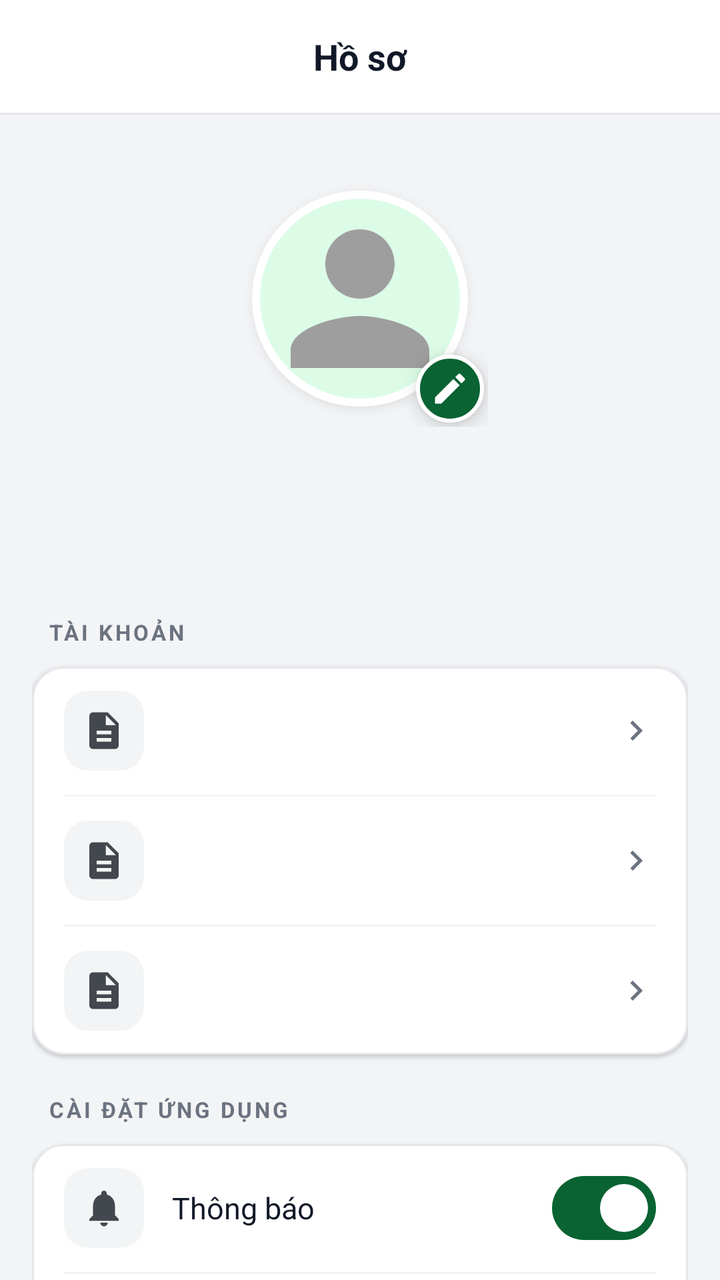
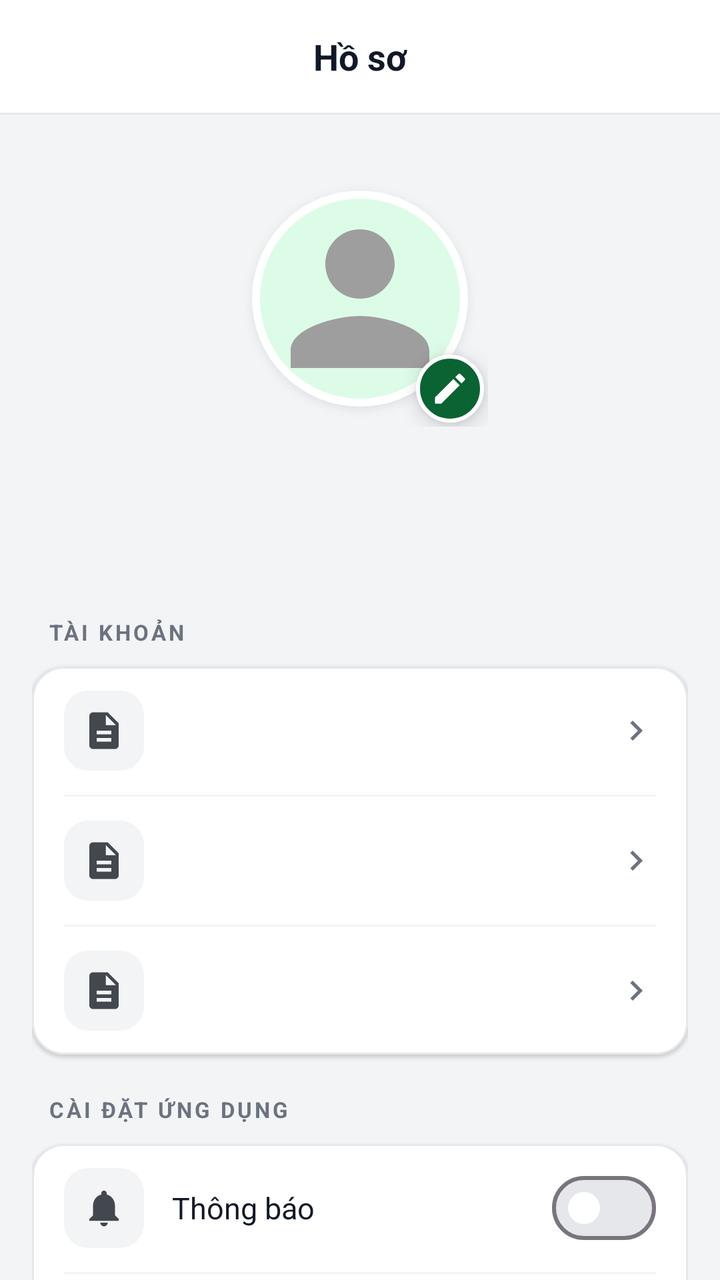

Screens rendered from an Android XML layout before and after an edit, with the pre-edit source and the edit as a unified diff.
<!-- AndroidManifest.xml: application theme Theme.MoneySnap -->
<!-- res/layout/fragment_profile.xml -->
<?xml version="1.0" encoding="utf-8"?>
<LinearLayout xmlns:android="http://schemas.android.com/apk/res/android"
    xmlns:app="http://schemas.android.com/apk/res-auto"
    android:layout_width="match_parent"
    android:layout_height="match_parent"
    android:background="@color/light_gray_bg"
    android:orientation="vertical">

    
    <TextView
        android:layout_width="match_parent"
        android:layout_height="wrap_content"
        android:background="@color/card_bg"
        android:gravity="center"
        android:paddingVertical="16dp"
        android:text="@string/profile_title"
        android:textColor="@color/text_dark"
        android:textSize="18sp"
        android:textStyle="bold" />

    <View
        android:layout_width="match_parent"
        android:layout_height="1dp"
        android:background="@color/border_gray" />

    <ScrollView
        android:layout_width="match_parent"
        android:layout_height="0dp"
        android:layout_weight="1"
        android:clipToPadding="false"
        android:fillViewport="true"
        android:paddingBottom="100dp"
        android:scrollbars="none">

        <LinearLayout
            android:layout_width="match_parent"
            android:layout_height="wrap_content"
            android:orientation="vertical"
            android:paddingHorizontal="16dp">

            
            <LinearLayout
                android:layout_width="match_parent"
                android:layout_height="wrap_content"
                android:gravity="center_horizontal"
                android:orientation="vertical"
                android:paddingTop="28dp"
                android:paddingBottom="8dp">

                <FrameLayout
                    android:layout_width="128dp"
                    android:layout_height="128dp">

                    <com.google.android.material.imageview.ShapeableImageView
                        android:id="@+id/profileAvatarLarge"
                        android:layout_width="128dp"
                        android:layout_height="128dp"
                        android:background="@color/soft_green"
                        android:elevation="4dp"
                        android:padding="12dp"
                        android:scaleType="centerCrop"
                        android:src="@drawable/user_profile_placeholder"
                        app:shapeAppearanceOverlay="@style/ShapeAppearance.App.Circle"
                        app:strokeColor="@color/white"
                        app:strokeWidth="4dp" />

                    <ImageView
                        android:id="@+id/btnEditAvatar"
                        android:layout_width="34dp"
                        android:layout_height="34dp"
                        android:layout_gravity="bottom|end"
                        android:layout_marginEnd="2dp"
                        android:layout_marginBottom="2dp"
                        android:background="@drawable/bg_edit_badge"
                        android:contentDescription="@string/cd_edit_profile_photo"
                        android:elevation="6dp"
                        android:padding="7dp"
                        android:src="@drawable/ic_detail_edit"
                        app:tint="@color/white" />
                </FrameLayout>

                <TextView
                    android:id="@+id/profileUserName"
                    android:layout_width="wrap_content"
                    android:layout_height="wrap_content"
                    android:layout_marginTop="14dp"
                    android:textColor="@color/text_dark"
                    android:textSize="24sp"
                    android:textStyle="bold" />

                <TextView
                    android:id="@+id/profileUserEmail"
                    android:layout_width="wrap_content"
                    android:layout_height="wrap_content"
                    android:layout_marginTop="2dp"
                    android:textColor="@color/text_muted"
                    android:textSize="14sp" />
            </LinearLayout>

            
            <TextView
                style="@style/App.Profile.SectionHeader"
                android:text="@string/profile_account_settings" />

            <com.google.android.material.card.MaterialCardView
                style="@style/App.Profile.SectionCard"
                android:layout_width="match_parent"
                android:layout_height="wrap_content">

                <LinearLayout
                    android:layout_width="match_parent"
                    android:layout_height="wrap_content"
                    android:orientation="vertical">

                    <include
                        android:id="@+id/rowPersonalInfo"
                        layout="@layout/item_profile_row" />

                    <View style="@style/App.Profile.Divider" />

                    <include
                        android:id="@+id/rowPaymentMethods"
                        layout="@layout/item_profile_row" />

                    <View style="@style/App.Profile.Divider" />

                    <include
                        android:id="@+id/rowSecurity"
                        layout="@layout/item_profile_row" />
                </LinearLayout>
            </com.google.android.material.card.MaterialCardView>

            
            <TextView
                style="@style/App.Profile.SectionHeader"
                android:text="@string/profile_app_settings" />

            <com.google.android.material.card.MaterialCardView
                style="@style/App.Profile.SectionCard"
                android:layout_width="match_parent"
                android:layout_height="wrap_content">

                <LinearLayout
                    android:layout_width="match_parent"
                    android:layout_height="wrap_content"
                    android:orientation="vertical">

                    
                    <LinearLayout
                        android:layout_width="match_parent"
                        android:layout_height="64dp"
                        android:gravity="center_vertical"
                        android:orientation="horizontal"
                        android:paddingHorizontal="16dp">

                        <FrameLayout
                            android:layout_width="40dp"
                            android:layout_height="40dp"
                            android:background="@drawable/bg_icon_square">

                            <ImageView
                                android:layout_width="22dp"
                                android:layout_height="22dp"
                                android:layout_gravity="center"
                                android:src="@drawable/ic_profile_notification"
                                app:tint="@color/icon_neutral" />
                        </FrameLayout>

                        <TextView
                            android:layout_width="0dp"
                            android:layout_height="wrap_content"
                            android:layout_marginStart="14dp"
                            android:layout_weight="1"
                            android:text="@string/profile_notifications"
                            android:textColor="@color/text_dark"
                            android:textSize="15sp" />

                        <com.google.android.material.materialswitch.MaterialSwitch
                            android:id="@+id/switchNotifications"
                            android:layout_width="wrap_content"
                            android:layout_height="wrap_content"
                            android:checked="true"
                            app:thumbTint="@color/white"
                            app:trackTint="@color/switch_track_tint" />
                    </LinearLayout>

                    <View style="@style/App.Profile.Divider" />

                    <include
                        android:id="@+id/rowCurrency"
                        layout="@layout/item_profile_row" />

                    <View style="@style/App.Profile.Divider" />

                    <include
                        android:id="@+id/rowMonthlyBudget"
                        layout="@layout/item_profile_row" />

                    <View style="@style/App.Profile.Divider" />

                    
                    <LinearLayout
                        android:layout_width="match_parent"
                        android:layout_height="64dp"
                        android:gravity="center_vertical"
                        android:orientation="horizontal"
                        android:paddingHorizontal="16dp">

                        <FrameLayout
                            android:layout_width="40dp"
                            android:layout_height="40dp"
                            android:background="@drawable/bg_icon_square">

                            <ImageView
                                android:layout_width="22dp"
                                android:layout_height="22dp"
                                android:layout_gravity="center"
                                android:src="@drawable/ic_profile_darkmode"
                                app:tint="@color/icon_neutral" />
                        </FrameLayout>

                        <TextView
                            android:layout_width="0dp"
                            android:layout_height="wrap_content"
                            android:layout_marginStart="14dp"
                            android:layout_weight="1"
                            android:text="@string/profile_dark_mode"
                            android:textColor="@color/text_dark"
                            android:textSize="15sp" />

                        <com.google.android.material.materialswitch.MaterialSwitch
                            android:id="@+id/switchDarkMode"
                            android:layout_width="wrap_content"
                            android:layout_height="wrap_content"
                            android:checked="false"
                            app:thumbTint="@color/white"
                            app:trackTint="@color/switch_track_tint" />
                    </LinearLayout>

                    <View style="@style/App.Profile.Divider" />

                    <include
                        android:id="@+id/rowLanguage"
                        layout="@layout/item_profile_row" />
                </LinearLayout>
            </com.google.android.material.card.MaterialCardView>

            
            <TextView
                style="@style/App.Profile.SectionHeader"
                android:text="@string/profile_support_legal" />

            <com.google.android.material.card.MaterialCardView
                style="@style/App.Profile.SectionCard"
                android:layout_width="match_parent"
                android:layout_height="wrap_content">

                <LinearLayout
                    android:layout_width="match_parent"
                    android:layout_height="wrap_content"
                    android:orientation="vertical">

                    <include
                        android:id="@+id/rowHelpCenter"
                        layout="@layout/item_profile_row" />

                    <View style="@style/App.Profile.Divider" />

                    <include
                        android:id="@+id/rowPrivacyPolicy"
                        layout="@layout/item_profile_row" />

                    <View style="@style/App.Profile.Divider" />

                    <include
                        android:id="@+id/rowAbout"
                        layout="@layout/item_profile_row" />
                </LinearLayout>
            </com.google.android.material.card.MaterialCardView>

            
            <com.google.android.material.button.MaterialButton
                android:id="@+id/btnLogout"
                style="@style/Widget.Material3.Button.OutlinedButton"
                android:layout_width="match_parent"
                android:layout_height="56dp"
                android:layout_marginTop="24dp"
                android:text="@string/profile_logout"
                android:textColor="@color/danger_red"
                android:textStyle="bold"
                app:cornerRadius="16dp"
                app:icon="@drawable/ic_profile_logout"
                app:iconGravity="textStart"
                app:iconSize="20dp"
                app:iconTint="@color/danger_red"
                app:rippleColor="#1FDC2626"
                app:strokeColor="@color/danger_red"
                app:strokeWidth="2dp" />

            
            <TextView
                android:layout_width="match_parent"
                android:layout_height="wrap_content"
                android:layout_marginTop="12dp"
                android:layout_marginBottom="8dp"
                android:gravity="center"
                android:text="@string/profile_app_version"
                android:textColor="@color/text_muted"
                android:textSize="12sp" />

        </LinearLayout>
    </ScrollView>
</LinearLayout>
<!-- res/layout/item_profile_row.xml (included above) -->
<?xml version="1.0" encoding="utf-8"?>
<LinearLayout xmlns:android="http://schemas.android.com/apk/res/android"
    xmlns:app="http://schemas.android.com/apk/res-auto"
    android:layout_width="match_parent"
    android:layout_height="64dp"
    android:background="?attr/selectableItemBackground"
    android:gravity="center_vertical"
    android:orientation="horizontal"
    android:paddingHorizontal="16dp">

    <FrameLayout
        android:layout_width="40dp"
        android:layout_height="40dp"
        android:background="@drawable/bg_icon_square">

        <ImageView
            android:id="@+id/rowIcon"
            android:layout_width="22dp"
            android:layout_height="22dp"
            android:layout_gravity="center"
            android:src="@drawable/ic_detail_receipt"
            app:tint="@color/icon_neutral" />
    </FrameLayout>

    <LinearLayout
        android:layout_width="0dp"
        android:layout_height="wrap_content"
        android:layout_marginStart="14dp"
        android:layout_weight="1"
        android:orientation="vertical">

        <TextView
            android:id="@+id/rowTitle"
            android:layout_width="wrap_content"
            android:layout_height="wrap_content"
            android:textColor="@color/text_dark"
            android:textSize="15sp" />

        <TextView
            android:id="@+id/rowSubtitle"
            android:layout_width="wrap_content"
            android:layout_height="wrap_content"
            android:textColor="@color/text_muted"
            android:textSize="12sp"
            android:visibility="gone" />
    </LinearLayout>

    <TextView
        android:id="@+id/rowValue"
        android:layout_width="wrap_content"
        android:layout_height="wrap_content"
        android:textColor="@color/text_muted"
        android:textSize="13sp"
        android:textStyle="bold"
        android:visibility="gone" />

    <ImageView
        android:id="@+id/rowChevron"
        android:layout_width="20dp"
        android:layout_height="20dp"
        android:layout_marginStart="4dp"
        android:src="@drawable/ic_chevron_right"
        app:tint="@color/text_muted" />
</LinearLayout>
<!-- resources referenced by this layout -->
<resources>
  <color name="border_gray">#E5E7EB</color>
  <color name="card_bg">#FFFFFF</color>
  <color name="danger_red">#DC2626</color>
  <color name="icon_neutral">#43474E</color>
  <color name="light_gray_bg">#F3F4F6</color>
  <color name="soft_green">#DCFCE7</color>
  <color name="text_dark">#111827</color>
  <color name="text_muted">#6B7280</color>
  <color name="white">#FFFFFFFF</color>
  <!-- drawable bg_edit_badge (drawable) -->
  <?xml version="1.0" encoding="utf-8"?>
  <shape xmlns:android="http://schemas.android.com/apk/res/android"
      android:shape="oval">
      <solid android:color="@color/primary_green" />
      <stroke
          android:width="2dp"
          android:color="@color/white" />
  </shape>
  <!-- drawable bg_icon_square (drawable) -->
  <?xml version="1.0" encoding="utf-8"?>
  <shape xmlns:android="http://schemas.android.com/apk/res/android"
      android:shape="rectangle">
      <solid android:color="@color/icon_square_bg" />
      <corners android:radius="12dp" />
  </shape>
  <!-- drawable ic_chevron_right (drawable) -->
  <vector xmlns:android="http://schemas.android.com/apk/res/android"
      android:width="24dp"
      android:height="24dp"
      android:viewportWidth="24"
      android:viewportHeight="24">
      <path
          android:fillColor="#000000"
          android:pathData="M10,6L8.59,7.41 13.17,12 8.59,16.59 10,18 16,12Z" />
  </vector>
  <!-- drawable user_profile_placeholder (drawable) -->
  <vector xmlns:android="http://schemas.android.com/apk/res/android"
      android:width="24dp"
      android:height="24dp"
      android:viewportWidth="24"
      android:viewportHeight="24">
      <path
          android:fillColor="#9E9E9E"
          android:pathData="M12,12c2.21,0 4,-1.79 4,-4s-1.79,-4 -4,-4 -4,1.79 -4,4 1.79,4 4,4zM12,14c-2.67,0 -8,1.34 -8,4v2h16v-2c0,-2.66 -5.33,-4 -8,-4z" />
  </vector>
  <string name="cd_edit_profile_photo">Chỉnh sửa ảnh hồ sơ</string>
  <string name="profile_account_settings">Tài khoản</string>
  <string name="profile_app_settings">Cài đặt ứng dụng</string>
  <string name="profile_app_version">MoneySnap · Phiên bản 1.0</string>
  <string name="profile_dark_mode">Chế độ tối</string>
  <string name="profile_logout">Đăng xuất</string>
  <string name="profile_notifications">Thông báo</string>
  <string name="profile_support_legal">Hỗ trợ &amp; Pháp lý</string>
  <string name="profile_title">Hồ sơ</string>
  <style name="App.Profile.Divider" parent="">
          <item name="android:layout_width">match_parent</item>
          <item name="android:layout_height">1dp</item>
          <item name="android:layout_marginHorizontal">16dp</item>
          <item name="android:background">@color/light_gray_bg</item>
      </style>
  <style name="App.Profile.SectionCard" parent="Widget.Material3.CardView.Elevated">
          <item name="cardCornerRadius">16dp</item>
          <item name="cardElevation">1dp</item>
          <item name="cardBackgroundColor">@color/card_bg</item>
          <item name="strokeColor">@color/border_gray</item>
          <item name="strokeWidth">1dp</item>
      </style>
  <style name="ShapeAppearance.App.Circle" parent="">
          <item name="cornerFamily">rounded</item>
          <item name="cornerSize">50%</item>
      </style>
  <style name="Theme.MoneySnap" parent="Base.Theme.MoneySnap" />
  <color name="primary_green">#096332</color>
  <color name="icon_square_bg">#F3F4F5</color>
  <style name="Base.Theme.MoneySnap" parent="Theme.Material3.DayNight.NoActionBar">
          <item name="colorPrimary">@color/primary_green</item>
          <item name="colorOnPrimary">@color/white</item>
          <item name="colorSecondary">@color/secondary_green</item>
      </style>
  <color name="secondary_green">#17C964</color>
  <!-- unchanged entries left out for length: 6 -->
</resources>

<!-- the commit's change to res/layout/fragment_profile.xml (unified diff, before → after) -->
@@ -175,11 +175,11 @@
                             android:textColor="@color/text_dark"
                             android:textSize="15sp" />
 
+                        
                         <com.google.android.material.materialswitch.MaterialSwitch
                             android:id="@+id/switchNotifications"
                             android:layout_width="wrap_content"
                             android:layout_height="wrap_content"
-                            android:checked="true"
                             app:thumbTint="@color/white"
                             app:trackTint="@color/switch_track_tint" />
                     </LinearLayout>
